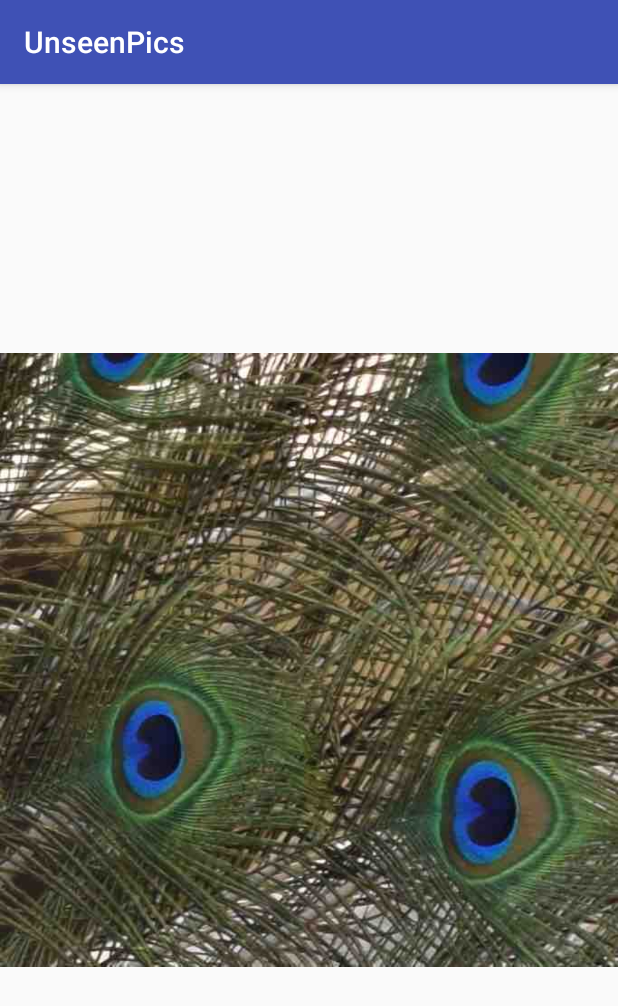
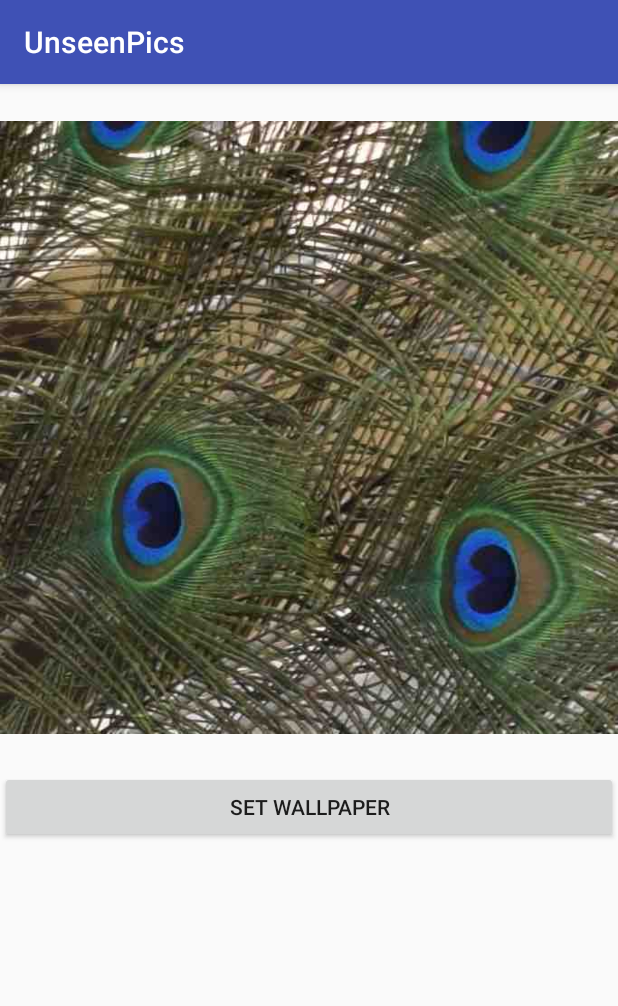
Before and after one commit to kannuverma12/UnseenPics, an Android app: the SingleViewActivity screen opened directly, with no data from a screen before it, on a phone screen of 412 x 824 dp. Shown: the top 1006 px of the screen. Run offline under Robolectric (Android 15) with nearby library versions, the phone set to English and light mode, and no system bars; 1 statement that could not run was skipped.

Commit message:
Set wallpaper from Single View page

```diff
--- a/app/src/main/AndroidManifest.xml
+++ b/app/src/main/AndroidManifest.xml
@@ -1,6 +1,9 @@
 <?xml version="1.0" encoding="utf-8"?>
 <manifest xmlns:android="http://schemas.android.com/apk/res/android"
     package="com.clicks.kv.unseenpics">
+
+    <uses-permission android:name="android.permission.SET_WALLPAPER" />
+    <uses-permission android:name="android.permission.SET_WALLPAPER_HINTS"/>
 
     <application
         android:allowBackup="true"
--- a/app/src/main/java/com/clicks/kv/unseenpics/SingleViewActivity.java
+++ b/app/src/main/java/com/clicks/kv/unseenpics/SingleViewActivity.java
@@ -1,11 +1,27 @@
 package com.clicks.kv.unseenpics;
 
+import android.app.WallpaperManager;
 import android.content.Intent;
+import android.graphics.Bitmap;
+import android.graphics.drawable.BitmapDrawable;
 import android.support.v7.app.AppCompatActivity;
 import android.os.Bundle;
+import android.util.DisplayMetrics;
+import android.view.View;
+import android.widget.Button;
 import android.widget.ImageView;
 
+import java.io.IOException;
+
 public class SingleViewActivity extends AppCompatActivity {
+
+    Button button;
+    ImageView imageView;
+    WallpaperManager wallpaperManager ;
+    Bitmap bitmap1, bitmap2 ;
+    DisplayMetrics displayMetrics ;
+    int width, height;
+    BitmapDrawable bitmapDrawable ;
 
     @Override
     protected void onCreate(Bundle savedInstanceState) {
@@ -21,5 +37,58 @@ public class SingleViewActivity extends AppCompatActivity {
 
         ImageView imageView = (ImageView) findViewById(R.id.SingleView);
         imageView.setImageResource(imageAdapter.mThumbIds[position]);
+
+
+        button = (Button)findViewById(R.id.set_wallpaper);
+
+        imageView = (ImageView)findViewById(R.id.SingleView);
+
+        wallpaperManager  = WallpaperManager.getInstance(getApplicationContext());
+
+        bitmapDrawable = (BitmapDrawable) imageView.getDrawable();
+
+        bitmap1 = bitmapDrawable.getBitmap();
+
+        button.setOnClickListener(new View.OnClickListener() {
+            @Override
+            public void onClick(View v) {
+
+                GetScreenWidthHeight();
+
+                SetBitmapSize();
+
+                wallpaperManager = WallpaperManager.getInstance(SingleViewActivity.this);
+
+                try {
+
+                    wallpaperManager.setBitmap(bitmap2);
+
+                    wallpaperManager.suggestDesiredDimensions(width, height);
+
+
+                } catch (IOException e) {
+                    e.printStackTrace();
+                }
+            }
+        });
+
+    }
+
+    public void GetScreenWidthHeight(){
+
+        displayMetrics = new DisplayMetrics();
+
+        getWindowManager().getDefaultDisplay().getMetrics(displayMetrics);
+
+        width = displayMetrics.widthPixels;
+
+        height = displayMetrics.heightPixels;
+
+    }
+
+    public void SetBitmapSize(){
+
+        bitmap2 = Bitmap.createScaledBitmap(bitmap1, width, height, false);
+
     }
 }
--- a/app/src/main/res/layout/activity_single_view.xml
+++ b/app/src/main/res/layout/activity_single_view.xml
@@ -5,8 +5,18 @@
     android:layout_height="match_parent"
     android:orientation="vertical" >
 
-    <ImageView android:id="@+id/SingleView"
+    <ImageView
+        android:id="@+id/SingleView"
         android:layout_width="fill_parent"
-        android:layout_height="fill_parent"/>
+        android:layout_height="458dp" />
+
+    <Button
+        android:id="@+id/set_wallpaper"
+        android:layout_width="match_parent"
+        android:layout_height="wrap_content"
+        android:text="Set Wallpaper"
+        android:layout_alignParentBottom="true"
+        android:layout_centerHorizontal="true"
+        android:layout_marginBottom="94dp" />
 
 </LinearLayout>
```
